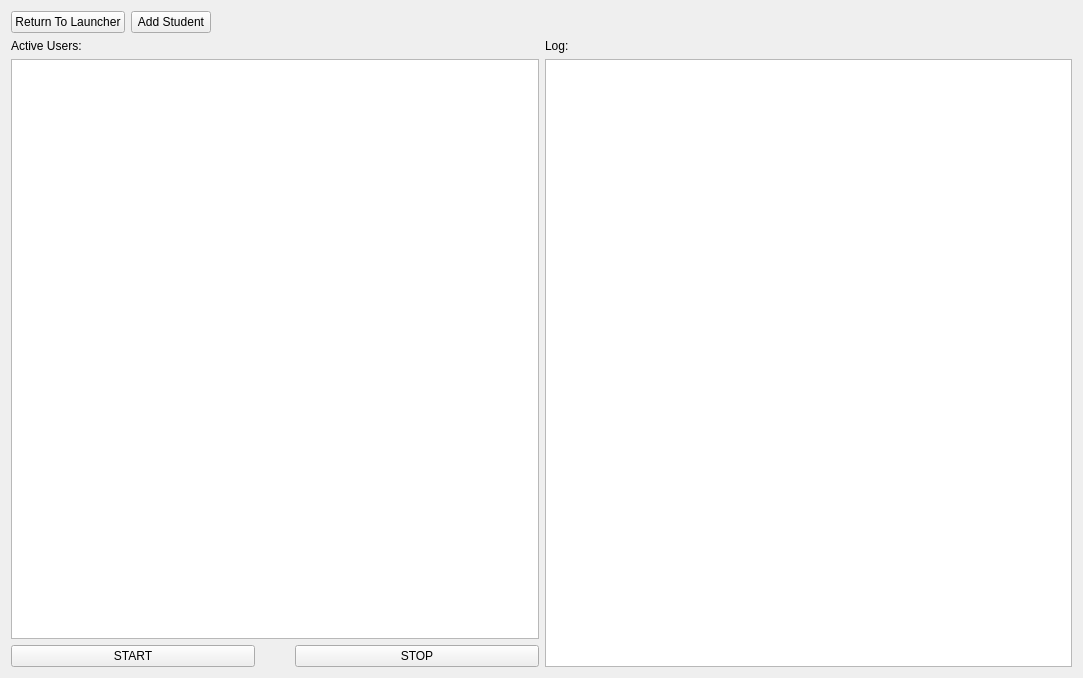
Old version of the form Sources/App/Server/server.ui in the repository timattt/Cognitia-II.
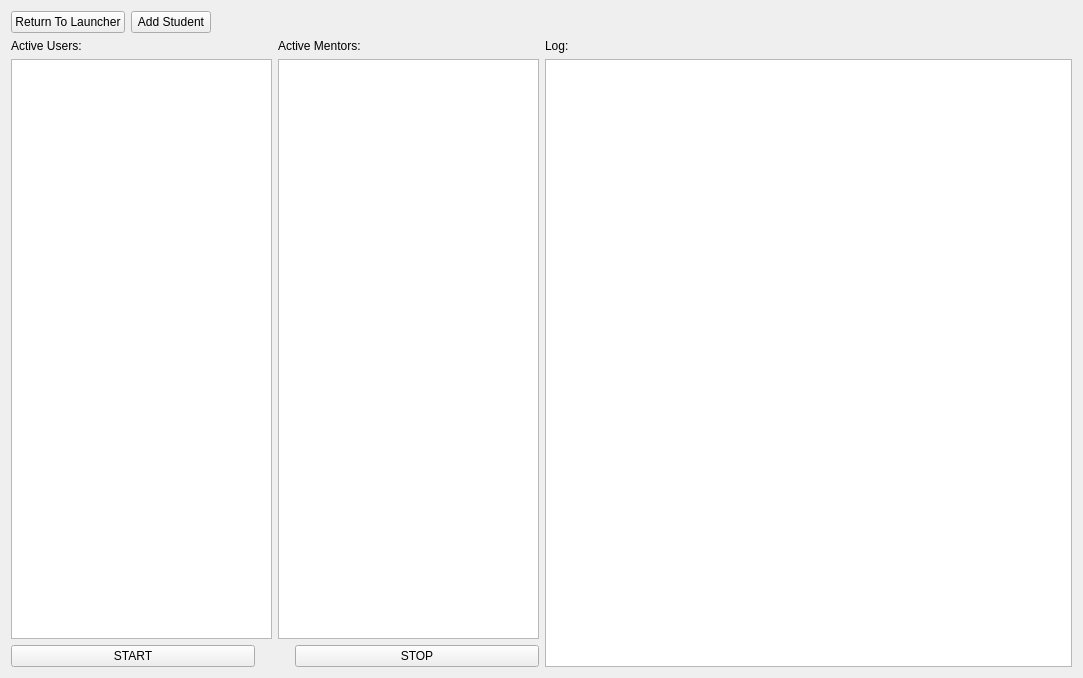
New version of the form.

Commit message: Server | added iteraction with mentor client, Mentor Client| added connection to server

The edit to the form file:
```diff
--- a/Sources/App/Server/server.ui
+++ b/Sources/App/Server/server.ui
@@ -50,6 +50,13 @@
      <item>
       <layout class="QVBoxLayout" name="verticalLayout">
        <item>
+        <layout class="QHBoxLayout" name="horizontalLayout_3">
+         <item>
+          <layout class="QVBoxLayout" name="verticalLayout_4">
+           <property name="leftMargin">
+            <number>0</number>
+           </property>
+           <item>
         <widget class="QLabel" name="label">
          <property name="lineWidth">
           <number>1</number>
@@ -64,6 +71,27 @@
        </item>
        <item>
         <widget class="QTextEdit" name="ActiveUsers"/>
+           </item>
+          </layout>
+         </item>
+         <item>
+          <layout class="QVBoxLayout" name="verticalLayout_5">
+           <property name="leftMargin">
+            <number>0</number>
+           </property>
+           <item>
+            <widget class="QLabel" name="label_3">
+             <property name="text">
+              <string>Active Mentors:</string>
+             </property>
+            </widget>
+           </item>
+           <item>
+            <widget class="QTextEdit" name="ActiveMentors"/>
+           </item>
+          </layout>
+         </item>
+        </layout>
        </item>
        <item>
         <layout class="QHBoxLayout" name="horizontalLayout">
```
Lines whose indentation alone changed are shown as unchanged. The commit also changes 11 other files.
